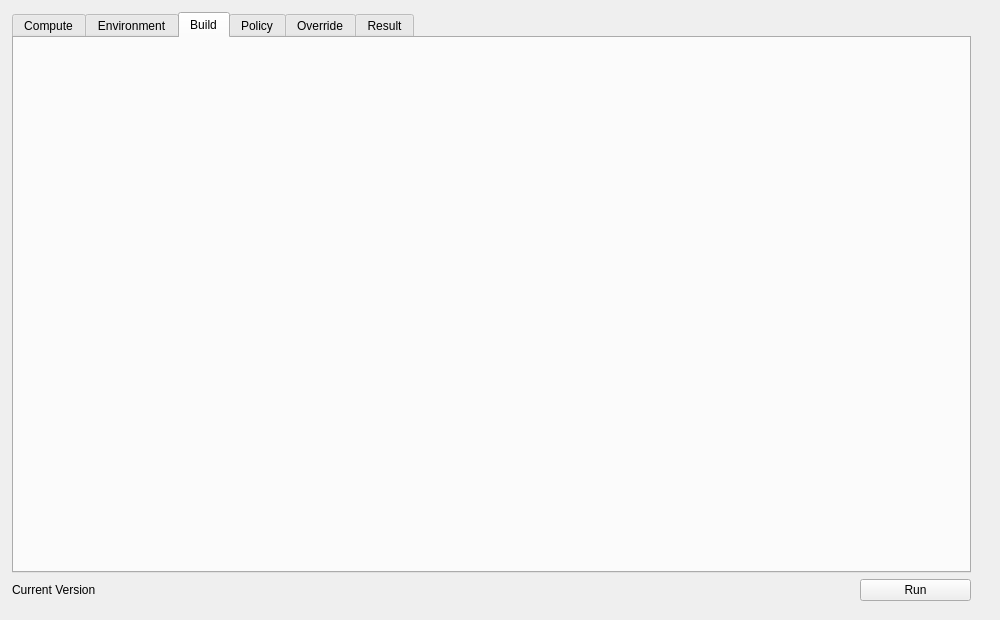
Before: the Qt Designer form gic.ui in AeanSR/irecore, drawn with Qt 5.
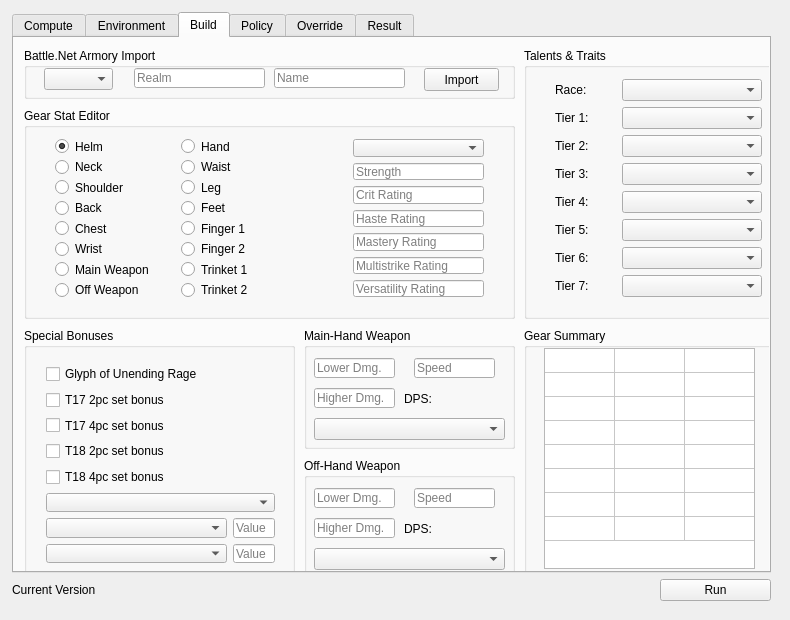
After: the same form once the commit is applied. The open tabs and pages were chosen to show the change.

Commit message: Finished GUI. Start working on Armory Importer.

Patch:
```diff
--- a/gic.ui
+++ b/gic.ui
@@ -6,7 +6,7 @@
    <rect>
     <x>0</x>
     <y>0</y>
-    <width>1000</width>
+    <width>790</width>
     <height>620</height>
    </rect>
   </property>
@@ -18,13 +18,13 @@
   </property>
   <property name="minimumSize">
    <size>
-    <width>1000</width>
+    <width>790</width>
     <height>620</height>
    </size>
   </property>
   <property name="maximumSize">
    <size>
-    <width>1000</width>
+    <width>790</width>
     <height>620</height>
    </size>
   </property>
@@ -37,7 +37,7 @@
      <rect>
       <x>1</x>
       <y>1</y>
-      <width>981</width>
+      <width>781</width>
       <height>611</height>
      </rect>
     </property>
@@ -475,6 +475,1018 @@
         <attribute name="title">
          <string>Build</string>
         </attribute>
+        <widget class="QGroupBox" name="groupBox">
+         <property name="geometry">
+          <rect>
+           <x>10</x>
+           <y>10</y>
+           <width>491</width>
+           <height>51</height>
+          </rect>
+         </property>
+         <property name="title">
+          <string>Battle.Net Armory Import</string>
+         </property>
+         <widget class="QComboBox" name="comboRegion">
+          <property name="geometry">
+           <rect>
+            <x>20</x>
+            <y>20</y>
+            <width>69</width>
+            <height>22</height>
+           </rect>
+          </property>
+         </widget>
+         <widget class="QPushButton" name="btnImport">
+          <property name="geometry">
+           <rect>
+            <x>400</x>
+            <y>20</y>
+            <width>75</width>
+            <height>23</height>
+           </rect>
+          </property>
+          <property name="text">
+           <string>Import</string>
+          </property>
+         </widget>
+         <widget class="QLineEdit" name="txtRealm">
+          <property name="geometry">
+           <rect>
+            <x>110</x>
+            <y>20</y>
+            <width>131</width>
+            <height>20</height>
+           </rect>
+          </property>
+          <property name="placeholderText">
+           <string>Realm</string>
+          </property>
+         </widget>
+         <widget class="QLineEdit" name="txtCharacter">
+          <property name="geometry">
+           <rect>
+            <x>250</x>
+            <y>20</y>
+            <width>131</width>
+            <height>20</height>
+           </rect>
+          </property>
+          <property name="placeholderText">
+           <string>Name</string>
+          </property>
+         </widget>
+        </widget>
+        <widget class="QGroupBox" name="groupBox_2">
+         <property name="geometry">
+          <rect>
+           <x>10</x>
+           <y>70</y>
+           <width>491</width>
+           <height>211</height>
+          </rect>
+         </property>
+         <property name="title">
+          <string>Gear Stat Editor</string>
+         </property>
+         <widget class="QWidget" name="layoutWidget">
+          <property name="geometry">
+           <rect>
+            <x>20</x>
+            <y>20</y>
+            <width>451</width>
+            <height>180</height>
+           </rect>
+          </property>
+          <layout class="QHBoxLayout" name="horizontalLayout_9">
+           <item>
+            <layout class="QGridLayout" name="gridLayout">
+             <item row="0" column="0">
+              <widget class="QRadioButton" name="radioHelm">
+               <property name="text">
+                <string>Helm</string>
+               </property>
+               <property name="checked">
+                <bool>true</bool>
+               </property>
+              </widget>
+             </item>
+             <item row="0" column="1">
+              <widget class="QRadioButton" name="radioHand">
+               <property name="text">
+                <string>Hand</string>
+               </property>
+              </widget>
+             </item>
+             <item row="1" column="0">
+              <widget class="QRadioButton" name="radioNeck">
+               <property name="text">
+                <string>Neck</string>
+               </property>
+              </widget>
+             </item>
+             <item row="1" column="1">
+              <widget class="QRadioButton" name="radioWaist">
+               <property name="text">
+                <string>Waist</string>
+               </property>
+              </widget>
+             </item>
+             <item row="2" column="0">
+              <widget class="QRadioButton" name="radioShoulder">
+               <property name="text">
+                <string>Shoulder</string>
+               </property>
+              </widget>
+             </item>
+             <item row="2" column="1">
+              <widget class="QRadioButton" name="radioLeg">
+               <property name="text">
+                <string>Leg</string>
+               </property>
+              </widget>
+             </item>
+             <item row="3" column="0">
+              <widget class="QRadioButton" name="radioBack">
+               <property name="minimumSize">
+                <size>
+                 <width>120</width>
+                 <height>0</height>
+                </size>
+               </property>
+               <property name="text">
+                <string>Back</string>
+               </property>
+              </widget>
+             </item>
+             <item row="3" column="1">
+              <widget class="QRadioButton" name="radioFeet">
+               <property name="minimumSize">
+                <size>
+                 <width>120</width>
+                 <height>0</height>
+                </size>
+               </property>
+               <property name="text">
+                <string>Feet</string>
+               </property>
+              </widget>
+             </item>
+             <item row="4" column="0">
+              <widget class="QRadioButton" name="radioChest">
+               <property name="text">
+                <string>Chest</string>
+               </property>
+              </widget>
+             </item>
+             <item row="4" column="1">
+              <widget class="QRadioButton" name="radioFinger1">
+               <property name="text">
+                <string>Finger 1</string>
+               </property>
+              </widget>
+             </item>
+             <item row="5" column="0">
+              <widget class="QRadioButton" name="radioWrist">
+               <property name="text">
+                <string>Wrist</string>
+               </property>
+              </widget>
+             </item>
+             <item row="5" column="1">
+              <widget class="QRadioButton" name="radioFinger2">
+               <property name="text">
+                <string>Finger 2</string>
+               </property>
+              </widget>
+             </item>
+             <item row="6" column="0">
+              <widget class="QRadioButton" name="radioMainhand">
+               <property name="text">
+                <string>Main Weapon</string>
+               </property>
+              </widget>
+             </item>
+             <item row="6" column="1">
+              <widget class="QRadioButton" name="radioTrinket1">
+               <property name="text">
+                <string>Trinket 1</string>
+               </property>
+              </widget>
+             </item>
+             <item row="7" column="0">
+              <widget class="QRadioButton" name="radioOffhand">
+               <property name="text">
+                <string>Off Weapon</string>
+               </property>
+              </widget>
+             </item>
+             <item row="7" column="1">
+              <widget class="QRadioButton" name="radioTrinket2">
+               <property name="text">
+                <string>Trinket 2</string>
+               </property>
+              </widget>
+             </item>
+            </layout>
+           </item>
+           <item>
+            <spacer name="horizontalSpacer">
+             <property name="orientation">
+              <enum>Qt::Horizontal</enum>
+             </property>
+             <property name="sizeHint" stdset="0">
+              <size>
+               <width>40</width>
+               <height>20</height>
+              </size>
+             </property>
+            </spacer>
+           </item>
+           <item>
+            <layout class="QVBoxLayout" name="verticalLayout_3">
+             <item>
+              <widget class="QComboBox" name="comboItemType">
+               <property name="minimumSize">
+                <size>
+                 <width>131</width>
+                 <height>0</height>
+                </size>
+               </property>
+              </widget>
+             </item>
+             <item>
+              <widget class="QLineEdit" name="txtItemStr">
+               <property name="minimumSize">
+                <size>
+                 <width>131</width>
+                 <height>0</height>
+                </size>
+               </property>
+               <property name="placeholderText">
+                <string>Strength</string>
+               </property>
+              </widget>
+             </item>
+             <item>
+              <widget class="QLineEdit" name="txtItemCrit">
+               <property name="minimumSize">
+                <size>
+                 <width>131</width>
+                 <height>0</height>
+                </size>
+               </property>
+               <property name="placeholderText">
+                <string>Crit Rating</string>
+               </property>
+              </widget>
+             </item>
+             <item>
+              <widget class="QLineEdit" name="txtItemHaste">
+               <property name="minimumSize">
+                <size>
+                 <width>131</width>
+                 <height>0</height>
+                </size>
+               </property>
+               <property name="placeholderText">
+                <string>Haste Rating</string>
+               </property>
+              </widget>
+             </item>
+             <item>
+              <widget class="QLineEdit" name="txtItemMastery">
+               <property name="minimumSize">
+                <size>
+                 <width>131</width>
+                 <height>0</height>
+                </size>
+               </property>
+               <property name="placeholderText">
+                <string>Mastery Rating</string>
+               </property>
+              </widget>
+             </item>
+             <item>
+              <widget class="QLineEdit" name="txtItemMult">
+               <property name="minimumSize">
+                <size>
+                 <width>131</width>
+                 <height>0</height>
+                </size>
+               </property>
+               <property name="placeholderText">
+                <string>Multistrike Rating</string>
+               </property>
+              </widget>
+             </item>
+             <item>
+              <widget class="QLineEdit" name="txtItemVers">
+               <property name="minimumSize">
+                <size>
+                 <width>131</width>
+                 <height>0</height>
+                </size>
+               </property>
+               <property name="placeholderText">
+                <string>Versatility Rating</string>
+               </property>
+              </widget>
+             </item>
+            </layout>
+           </item>
+          </layout>
+         </widget>
+        </widget>
+        <widget class="QGroupBox" name="groupBox_3">
+         <property name="geometry">
+          <rect>
+           <x>10</x>
+           <y>290</y>
+           <width>271</width>
+           <height>251</height>
+          </rect>
+         </property>
+         <property name="title">
+          <string>Special Bonuses</string>
+         </property>
+         <widget class="QWidget" name="">
+          <property name="geometry">
+           <rect>
+            <x>11</x>
+            <y>25</y>
+            <width>251</width>
+            <height>221</height>
+           </rect>
+          </property>
+          <layout class="QVBoxLayout" name="verticalLayout_8">
+           <item>
+            <widget class="QCheckBox" name="checkGlyphOfUnendingRage">
+             <property name="text">
+              <string>Glyph of Unending Rage</string>
+             </property>
+            </widget>
+           </item>
+           <item>
+            <widget class="QCheckBox" name="checkT172P">
+             <property name="text">
+              <string>T17 2pc set bonus</string>
+             </property>
+            </widget>
+           </item>
+           <item>
+            <widget class="QCheckBox" name="checkT174P">
+             <property name="text">
+              <string>T17 4pc set bonus</string>
+             </property>
+            </widget>
+           </item>
+           <item>
+            <widget class="QCheckBox" name="checkT182P">
+             <property name="text">
+              <string>T18 2pc set bonus</string>
+             </property>
+            </widget>
+           </item>
+           <item>
+            <widget class="QCheckBox" name="checkT184P">
+             <property name="text">
+              <string>T18 4pc set bonus</string>
+             </property>
+            </widget>
+           </item>
+           <item>
+            <widget class="QComboBox" name="comboIncandescence">
+             <property name="minimumSize">
+              <size>
+               <width>161</width>
+               <height>0</height>
+              </size>
+             </property>
+            </widget>
+           </item>
+           <item>
+            <layout class="QHBoxLayout" name="horizontalLayout_21">
+             <item>
+              <widget class="QComboBox" name="comboTrinketSpecial1">
+               <property name="minimumSize">
+                <size>
+                 <width>181</width>
+                 <height>0</height>
+                </size>
+               </property>
+              </widget>
+             </item>
+             <item>
+              <widget class="QLineEdit" name="txtTrinketValue1">
+               <property name="minimumSize">
+                <size>
+                 <width>0</width>
+                 <height>0</height>
+                </size>
+               </property>
+               <property name="placeholderText">
+                <string>Value</string>
+               </property>
+              </widget>
+             </item>
+            </layout>
+           </item>
+           <item>
+            <layout class="QHBoxLayout" name="horizontalLayout_20">
+             <item>
+              <widget class="QComboBox" name="comboTrinketSpecial2">
+               <property name="minimumSize">
+                <size>
+                 <width>181</width>
+                 <height>0</height>
+                </size>
+               </property>
+              </widget>
+             </item>
+             <item>
+              <widget class="QLineEdit" name="txtTrinketValue2">
+               <property name="minimumSize">
+                <size>
+                 <width>0</width>
+                 <height>0</height>
+                </size>
+               </property>
+               <property name="placeholderText">
+                <string>Value</string>
+               </property>
+              </widget>
+             </item>
+            </layout>
+           </item>
+          </layout>
+         </widget>
+        </widget>
+        <widget class="QGroupBox" name="groupBox_4">
+         <property name="geometry">
+          <rect>
+           <x>290</x>
+           <y>290</y>
+           <width>211</width>
+           <height>121</height>
+          </rect>
+         </property>
+         <property name="title">
+          <string>Main-Hand Weapon</string>
+         </property>
+         <widget class="QComboBox" name="comboMHEnchant">
+          <property name="geometry">
+           <rect>
+            <x>10</x>
+            <y>90</y>
+            <width>191</width>
+            <height>22</height>
+           </rect>
+          </property>
+         </widget>
+         <widget class="QLineEdit" name="txtMHLow">
+          <property name="geometry">
+           <rect>
+            <x>10</x>
+            <y>30</y>
+            <width>81</width>
+            <height>20</height>
+           </rect>
+          </property>
+          <property name="minimumSize">
+           <size>
+            <width>0</width>
+            <height>0</height>
+           </size>
+          </property>
+          <property name="placeholderText">
+           <string>Lower Dmg.</string>
+          </property>
+         </widget>
+         <widget class="QLineEdit" name="txtMHHigh">
+          <property name="geometry">
+           <rect>
+            <x>10</x>
+            <y>60</y>
+            <width>81</width>
+            <height>20</height>
+           </rect>
+          </property>
+          <property name="minimumSize">
+           <size>
+            <width>0</width>
+            <height>0</height>
+           </size>
+          </property>
+          <property name="placeholderText">
+           <string>Higher Dmg.</string>
+          </property>
+         </widget>
+         <widget class="QLineEdit" name="txtMHSpeed">
+          <property name="geometry">
+           <rect>
+            <x>110</x>
+            <y>30</y>
+            <width>81</width>
+            <height>20</height>
+           </rect>
+          </property>
+          <property name="minimumSize">
+           <size>
+            <width>0</width>
+            <height>0</height>
+           </size>
+          </property>
+          <property name="placeholderText">
+           <string>Speed</string>
+          </property>
+         </widget>
+         <widget class="QLabel" name="label_14">
+          <property name="geometry">
+           <rect>
+            <x>100</x>
+            <y>60</y>
+            <width>41</width>
+            <height>21</height>
+           </rect>
+          </property>
+          <property name="text">
+           <string>DPS:</string>
+          </property>
+         </widget>
+         <widget class="QLabel" name="lblMHDPS">
+          <property name="geometry">
+           <rect>
+            <x>140</x>
+            <y>60</y>
+            <width>61</width>
+            <height>21</height>
+           </rect>
+          </property>
+          <property name="text">
+           <string/>
+          </property>
+         </widget>
+        </widget>
+        <widget class="QGroupBox" name="groupBox_5">
+         <property name="geometry">
+          <rect>
+           <x>290</x>
+           <y>420</y>
+           <width>211</width>
+           <height>121</height>
+          </rect>
+         </property>
+         <property name="title">
+          <string>Off-Hand Weapon</string>
+         </property>
+         <widget class="QComboBox" name="comboOHEnchant">
+          <property name="geometry">
+           <rect>
+            <x>10</x>
+            <y>90</y>
+            <width>191</width>
+            <height>22</height>
+           </rect>
+          </property>
+         </widget>
+         <widget class="QLineEdit" name="txtOHLow">
+          <property name="geometry">
+           <rect>
+            <x>10</x>
+            <y>30</y>
+            <width>81</width>
+            <height>20</height>
+           </rect>
+          </property>
+          <property name="minimumSize">
+           <size>
+            <width>0</width>
+            <height>0</height>
+           </size>
+          </property>
+          <property name="placeholderText">
+           <string>Lower Dmg.</string>
+          </property>
+         </widget>
+         <widget class="QLineEdit" name="txtOHHigh">
+          <property name="geometry">
+           <rect>
+            <x>10</x>
+            <y>60</y>
+            <width>81</width>
+            <height>20</height>
+           </rect>
+          </property>
+          <property name="minimumSize">
+           <size>
+            <width>0</width>
+            <height>0</height>
+           </size>
+          </property>
+          <property name="placeholderText">
+           <string>Higher Dmg.</string>
+          </property>
+         </widget>
+         <widget class="QLineEdit" name="txtOHSpeed">
+          <property name="geometry">
+           <rect>
+            <x>110</x>
+            <y>30</y>
+            <width>81</width>
+            <height>20</height>
+           </rect>
+          </property>
+          <property name="minimumSize">
+           <size>
+            <width>0</width>
+            <height>0</height>
+           </size>
+          </property>
+          <property name="placeholderText">
+           <string>Speed</string>
+          </property>
+         </widget>
+         <widget class="QLabel" name="label_17">
+          <property name="geometry">
+           <rect>
+            <x>100</x>
+            <y>60</y>
+            <width>41</width>
+            <height>21</height>
+           </rect>
+          </property>
+          <property name="text">
+           <string>DPS:</string>
+          </property>
+         </widget>
+         <widget class="QLabel" name="lblOHDPS">
+          <property name="geometry">
+           <rect>
+            <x>140</x>
+            <y>60</y>
+            <width>61</width>
+            <height>21</height>
+           </rect>
+          </property>
+          <property name="text">
+           <string/>
+          </property>
+         </widget>
+        </widget>
+        <widget class="QGroupBox" name="groupBox_6">
+         <property name="geometry">
+          <rect>
+           <x>510</x>
+           <y>10</y>
+           <width>251</width>
+           <height>271</height>
+          </rect>
+         </property>
+         <property name="title">
+          <string>Talents &amp;&amp; Traits</string>
+         </property>
+         <widget class="QWidget" name="layoutWidget">
+          <property name="geometry">
+           <rect>
+            <x>20</x>
+            <y>20</y>
+            <width>221</width>
+            <height>241</height>
+           </rect>
+          </property>
+          <layout class="QVBoxLayout" name="verticalLayout_9">
+           <item>
+            <layout class="QHBoxLayout" name="horizontalLayout_12">
+             <item>
+              <widget class="QLabel" name="label_20">
+               <property name="minimumSize">
+                <size>
+                 <width>61</width>
+                 <height>0</height>
+                </size>
+               </property>
+               <property name="text">
+                <string>Race:</string>
+               </property>
+              </widget>
+             </item>
+             <item>
+              <widget class="QComboBox" name="comboRace">
+               <property name="minimumSize">
+                <size>
+                 <width>140</width>
+                 <height>0</height>
+                </size>
+               </property>
+               <property name="maximumSize">
+                <size>
+                 <width>140</width>
+                 <height>16777215</height>
+                </size>
+               </property>
+              </widget>
+             </item>
+            </layout>
+           </item>
+           <item>
+            <layout class="QHBoxLayout" name="horizontalLayout_13">
+             <item>
+              <widget class="QLabel" name="label_21">
+               <property name="minimumSize">
+                <size>
+                 <width>61</width>
+                 <height>0</height>
+                </size>
+               </property>
+               <property name="text">
+                <string>Tier 1:</string>
+               </property>
+              </widget>
+             </item>
+             <item>
+              <widget class="QComboBox" name="comboTalent1">
+               <property name="minimumSize">
+                <size>
+                 <width>140</width>
+                 <height>0</height>
+                </size>
+               </property>
+               <property name="maximumSize">
+                <size>
+                 <width>140</width>
+                 <height>16777215</height>
+                </size>
+               </property>
+              </widget>
+             </item>
+            </layout>
+           </item>
+           <item>
+            <layout class="QHBoxLayout" name="horizontalLayout_14">
+             <item>
+              <widget class="QLabel" name="label_22">
+               <property name="minimumSize">
+                <size>
+                 <width>61</width>
+                 <height>0</height>
+                </size>
+               </property>
+               <property name="text">
+                <string>Tier 2:</string>
+               </property>
+              </widget>
+             </item>
+             <item>
+              <widget class="QComboBox" name="comboTalent2">
+               <property name="minimumSize">
+                <size>
+                 <width>140</width>
+                 <height>0</height>
+                </size>
+               </property>
+               <property name="maximumSize">
+                <size>
+                 <width>140</width>
+                 <height>16777215</height>
+                </size>
+               </property>
+              </widget>
+             </item>
+            </layout>
+           </item>
+           <item>
+            <layout class="QHBoxLayout" name="horizontalLayout_15">
+             <item>
+              <widget class="QLabel" name="label_23">
+               <property name="minimumSize">
+                <size>
+                 <width>61</width>
+                 <height>0</height>
+                </size>
+               </property>
+               <property name="text">
+                <string>Tier 3:</string>
+               </property>
+              </widget>
+             </item>
+             <item>
+              <widget class="QComboBox" name="comboTalent3">
+               <property name="minimumSize">
+                <size>
+                 <width>140</width>
+                 <height>0</height>
+                </size>
+               </property>
+               <property name="maximumSize">
+                <size>
+                 <width>140</width>
+                 <height>16777215</height>
+                </size>
+               </property>
+              </widget>
+             </item>
+            </layout>
+           </item>
+           <item>
+            <layout class="QHBoxLayout" name="horizontalLayout_16">
+             <item>
+              <widget class="QLabel" name="label_24">
+               <property name="minimumSize">
+                <size>
+                 <width>61</width>
+                 <height>0</height>
+                </size>
+               </property>
+               <property name="text">
+                <string>Tier 4:</string>
+               </property>
+              </widget>
+             </item>
+             <item>
+              <widget class="QComboBox" name="comboTalent4">
+               <property name="minimumSize">
+                <size>
+                 <width>140</width>
+                 <height>0</height>
+                </size>
+               </property>
+               <property name="maximumSize">
+                <size>
+                 <width>140</width>
+                 <height>16777215</height>
+                </size>
+               </property>
+              </widget>
+             </item>
+            </layout>
+           </item>
+           <item>
+            <layout class="QHBoxLayout" name="horizontalLayout_17">
+             <item>
+              <widget class="QLabel" name="label_25">
+               <property name="minimumSize">
+                <size>
+                 <width>61</width>
+                 <height>0</height>
+                </size>
+               </property>
+               <property name="text">
+                <string>Tier 5:</string>
+               </property>
+              </widget>
+             </item>
+             <item>
+              <widget class="QComboBox" name="comboTalent5">
+               <property name="minimumSize">
+                <size>
+                 <width>140</width>
+                 <height>0</height>
+                </size>
+               </property>
+               <property name="maximumSize">
+                <size>
+                 <width>140</width>
+                 <height>16777215</height>
+                </size>
+               </property>
+              </widget>
+             </item>
+            </layout>
+           </item>
+           <item>
+            <layout class="QHBoxLayout" name="horizontalLayout_18">
+             <item>
+              <widget class="QLabel" name="label_26">
+               <property name="minimumSize">
+                <size>
+                 <width>61</width>
+                 <height>0</height>
+                </size>
+               </property>
+               <property name="text">
+                <string>Tier 6:</string>
+               </property>
+              </widget>
+             </item>
+             <item>
+              <widget class="QComboBox" name="comboTalent6">
+               <property name="minimumSize">
+                <size>
+                 <width>140</width>
+                 <height>0</height>
+                </size>
+               </property>
+               <property name="maximumSize">
+                <size>
+                 <width>140</width>
+                 <height>16777215</height>
+                </size>
+               </property>
+              </widget>
+             </item>
+            </layout>
+           </item>
+           <item>
+            <layout class="QHBoxLayout" name="horizontalLayout_19">
+             <item>
+              <widget class="QLabel" name="label_27">
+               <property name="minimumSize">
+                <size>
+                 <width>61</width>
+                 <height>0</height>
+                </size>
+               </property>
+               <property name="text">
+                <string>Tier 7:</string>
+               </property>
+              </widget>
+             </item>
+             <item>
+              <widget class="QComboBox" name="comboTalent7">
+               <property name="minimumSize">
+                <size>
+                 <width>140</width>
+                 <height>0</height>
+                </size>
+               </property>
+               <property name="maximumSize">
+                <size>
+                 <width>140</width>
+                 <height>16777215</height>
+                </size>
+               </property>
+              </widget>
+             </item>
+            </layout>
+           </item>
+          </layout>
+         </widget>
+        </widget>
+        <widget class="QGroupBox" name="groupBox_7">
+         <property name="geometry">
+          <rect>
+           <x>510</x>
+           <y>290</y>
+           <width>251</width>
+           <height>251</height>
+          </rect>
+         </property>
+         <property name="title">
+          <string>Gear Summary</string>
+         </property>
+         <widget class="QTableWidget" name="tableGearSummary">
+          <property name="geometry">
+           <rect>
+            <x>20</x>
+            <y>20</y>
+            <width>211</width>
+            <height>221</height>
+           </rect>
+          </property>
+          <property name="verticalScrollBarPolicy">
+           <enum>Qt::ScrollBarAlwaysOff</enum>
+          </property>
+          <property name="horizontalScrollBarPolicy">
+           <enum>Qt::ScrollBarAlwaysOff</enum>
+          </property>
+          <property name="rowCount">
+           <number>8</number>
+          </property>
+          <property name="columnCount">
+           <number>3</number>
+          </property>
+          <attribute name="horizontalHeaderVisible">
+           <bool>false</bool>
+          </attribute>
+          <attribute name="horizontalHeaderDefaultSectionSize">
+           <number>70</number>
+          </attribute>
+          <attribute name="horizontalHeaderMinimumSectionSize">
+           <number>0</number>
+          </attribute>
+          <attribute name="verticalHeaderVisible">
+           <bool>false</bool>
+          </attribute>
+          <attribute name="verticalHeaderDefaultSectionSize">
+           <number>24</number>
+          </attribute>
+          <attribute name="verticalHeaderMinimumSectionSize">
+           <number>0</number>
+          </attribute>
+          <row/>
+          <row/>
+          <row/>
+          <row/>
+          <row/>
+          <row/>
+          <row/>
+          <row/>
+          <column/>
+          <column/>
+          <column/>
+         </widget>
+        </widget>
        </widget>
        <widget class="QWidget" name="tabPolicy">
         <attribute name="title">
```
Left out of the diff: 58 changed lines with no effect on the pictures. The commit also changes 35 other files.
